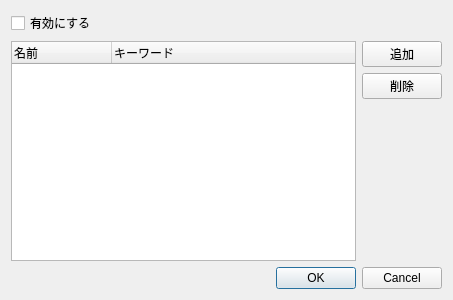
Qt form ui/matchandaddbroadcast.ui (diginatu/Viqo) before a commit.
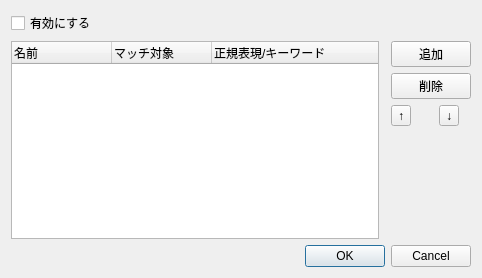
The same form after that commit.

Patch:
```diff
--- a/ui/matchandaddbroadcast.ui
+++ b/ui/matchandaddbroadcast.ui
@@ -6,15 +6,22 @@
    <rect>
     <x>0</x>
     <y>0</y>
-    <width>453</width>
-    <height>300</height>
+    <width>482</width>
+    <height>278</height>
    </rect>
   </property>
   <property name="windowTitle">
    <string>Dialog</string>
   </property>
   <layout class="QGridLayout" name="gridLayout">
-   <item row="1" column="0" rowspan="3">
+   <item row="0" column="0" colspan="3">
+    <widget class="QCheckBox" name="funcEnable">
+     <property name="text">
+      <string>有効にする</string>
+     </property>
+    </widget>
+   </item>
+   <item row="1" column="0" rowspan="5">
     <widget class="QTreeWidget" name="treeWidget">
      <property name="editTriggers">
       <set>QAbstractItemView::DoubleClicked|QAbstractItemView::EditKeyPressed|QAbstractItemView::SelectedClicked</set>
@@ -29,26 +36,45 @@
      </column>
      <column>
       <property name="text">
-       <string>キーワード</string>
+       <string>マッチ対象</string>
       </property>
      </column>
+     <column>
+      <property name="text">
+       <string>正規表現/キーワード</string>
+      </property>
+     </column>
     </widget>
    </item>
-   <item row="1" column="1">
-    <widget class="QPushButton" name="addButton">
+   <item row="3" column="2">
+    <widget class="QToolButton" name="itemUpButton">
      <property name="text">
-      <string>追加</string>
+      <string>↑</string>
      </property>
     </widget>
    </item>
-   <item row="2" column="1">
+   <item row="3" column="3">
+    <widget class="QToolButton" name="itemDownButton">
+     <property name="text">
+      <string>↓</string>
+     </property>
+    </widget>
+   </item>
+   <item row="2" column="2" colspan="2">
     <widget class="QPushButton" name="deleteButton">
      <property name="text">
       <string>削除</string>
      </property>
     </widget>
    </item>
-   <item row="3" column="1">
+   <item row="1" column="2" colspan="2">
+    <widget class="QPushButton" name="addButton">
+     <property name="text">
+      <string>追加</string>
+     </property>
+    </widget>
+   </item>
+   <item row="5" column="2" colspan="2">
     <spacer name="verticalSpacer">
      <property name="orientation">
       <enum>Qt::Vertical</enum>
@@ -61,7 +87,7 @@
      </property>
     </spacer>
    </item>
-   <item row="4" column="0" colspan="2">
+   <item row="6" column="0" colspan="4">
     <widget class="QDialogButtonBox" name="buttonBox">
      <property name="orientation">
       <enum>Qt::Horizontal</enum>
@@ -71,13 +97,6 @@
      </property>
     </widget>
    </item>
-   <item row="0" column="0" colspan="2">
-    <widget class="QCheckBox" name="funcEnable">
-     <property name="text">
-      <string>有効にする</string>
-     </property>
-    </widget>
-   </item>
   </layout>
  </widget>
  <resources/>
```
Left out of the diff: 4 changed lines with no effect on the pictures.
